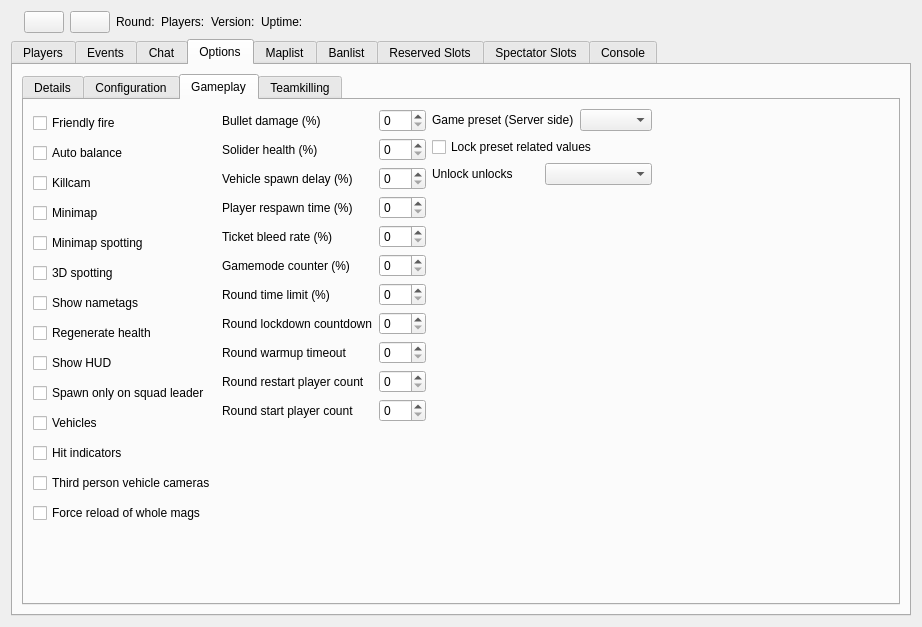
Above: Client/bf4/BF4Widget.ui from OpenRcon/OpenRcon before the change. Below: the same form after it.
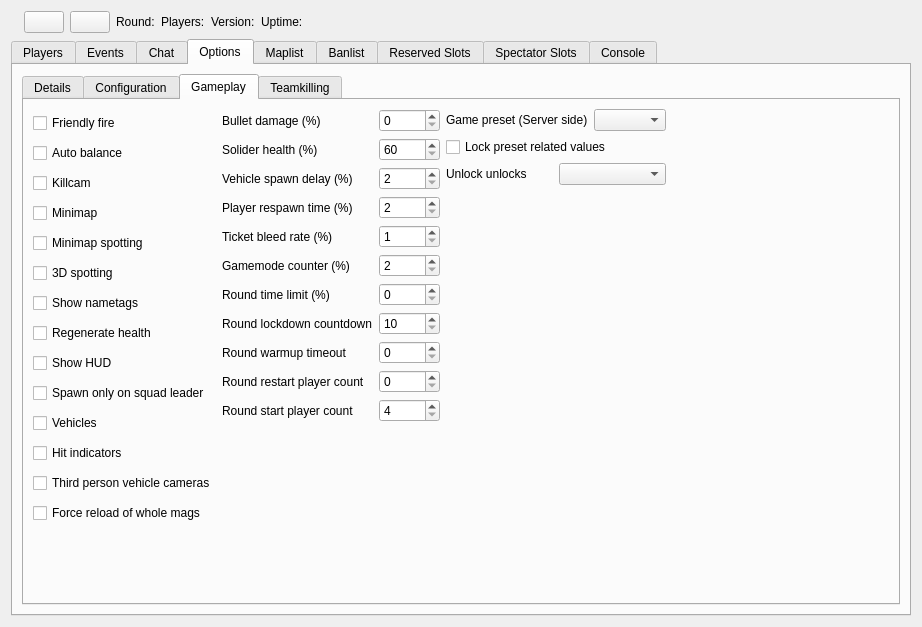
That is the form after the change. Icons and pictures are not drawn.

```diff
--- a/Client/bf4/BF4Widget.ui
+++ b/Client/bf4/BF4Widget.ui
@@ -711,57 +711,94 @@
              </item>
              <item row="1" column="1">
               <widget class="QSpinBox" name="spinBox_so_gp_soldierHealth">
+               <property name="minimum">
+                <number>60</number>
+               </property>
                <property name="maximum">
-                <number>100</number>
+                <number>125</number>
                </property>
               </widget>
              </item>
              <item row="2" column="1">
               <widget class="QSpinBox" name="spinBox_so_gp_vehicleSpawnDelay">
+               <property name="minimum">
+                <number>2</number>
+               </property>
                <property name="maximum">
-                <number>100</number>
+                <number>10000</number>
                </property>
               </widget>
              </item>
              <item row="3" column="1">
               <widget class="QSpinBox" name="spinBox_so_gp_playerRespawnTime">
+               <property name="minimum">
+                <number>2</number>
+               </property>
                <property name="maximum">
-                <number>100</number>
+                <number>10000</number>
                </property>
               </widget>
              </item>
              <item row="4" column="1">
               <widget class="QSpinBox" name="spinBox_so_gp_ticketBleedRate">
+               <property name="minimum">
+                <number>1</number>
+               </property>
                <property name="maximum">
-                <number>100</number>
+                <number>300</number>
                </property>
               </widget>
              </item>
              <item row="5" column="1">
               <widget class="QSpinBox" name="spinBox_so_gp_gameModeCounter">
+               <property name="minimum">
+                <number>2</number>
+               </property>
                <property name="maximum">
-                <number>100</number>
+                <number>10000</number>
                </property>
               </widget>
              </item>
              <item row="6" column="1">
               <widget class="QSpinBox" name="spinBox_so_gp_roundTimeLimit">
                <property name="maximum">
-                <number>100</number>
+                <number>1000</number>
                </property>
               </widget>
              </item>
              <item row="7" column="1">
-              <widget class="QSpinBox" name="spinBox_so_gp_roundLockdownCountdown"/>
+              <widget class="QSpinBox" name="spinBox_so_gp_roundLockdownCountdown">
+               <property name="minimum">
+                <number>10</number>
+               </property>
+               <property name="maximum">
+                <number>30</number>
+               </property>
+              </widget>
              </item>
              <item row="8" column="1">
-              <widget class="QSpinBox" name="spinBox_so_gp_roundWarmupTimeout"/>
+              <widget class="QSpinBox" name="spinBox_so_gp_roundWarmupTimeout">
+               <property name="maximum">
+                <number>3600</number>
+               </property>
+              </widget>
              </item>
              <item row="9" column="1">
-              <widget class="QSpinBox" name="spinBox_so_gp_roundRestartPlayerCount"/>
+              <widget class="QSpinBox" name="spinBox_so_gp_roundRestartPlayerCount">
+               <property name="maximum">
+                <number>64</number>
+               </property>
+              </widget>
              </item>
              <item row="10" column="1">
-              <widget class="QSpinBox" name="spinBox_so_gp_roundStartPlayerCount"/>
+              <widget class="QSpinBox" name="spinBox_so_gp_roundStartPlayerCount">
+               <property name="minimum">
+                <number>4</number>
+               </property>
+               <property name="maximum">
+                <number>64</number>
+               </property>
+              </widget>
              </item>
             </layout>
            </item>
```
